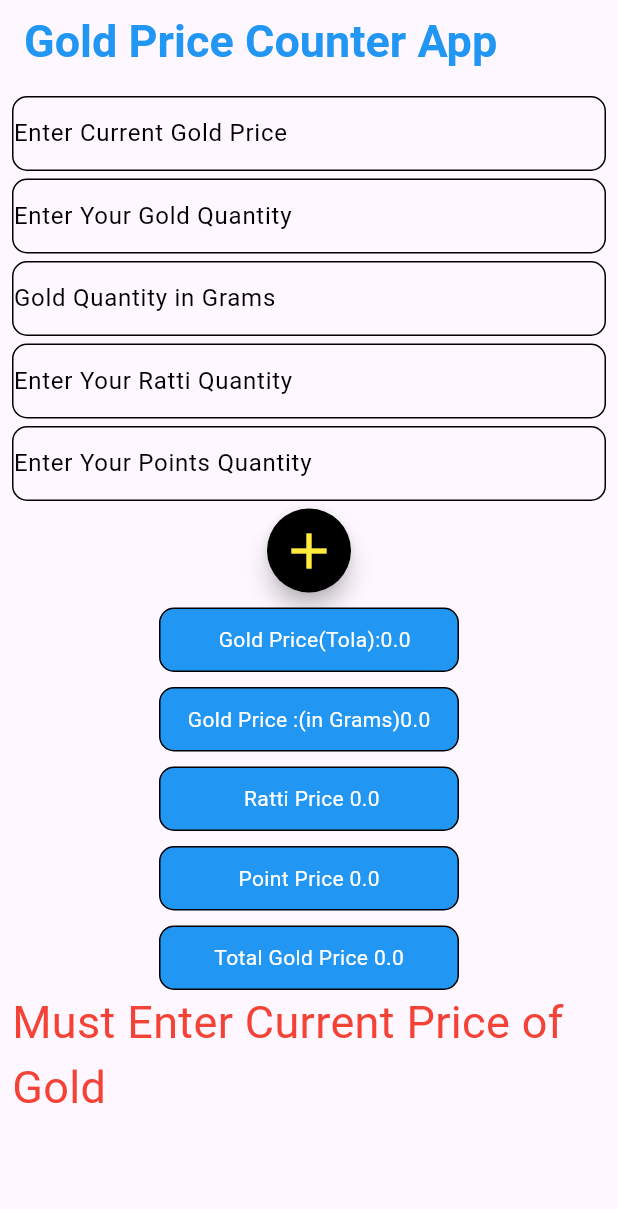
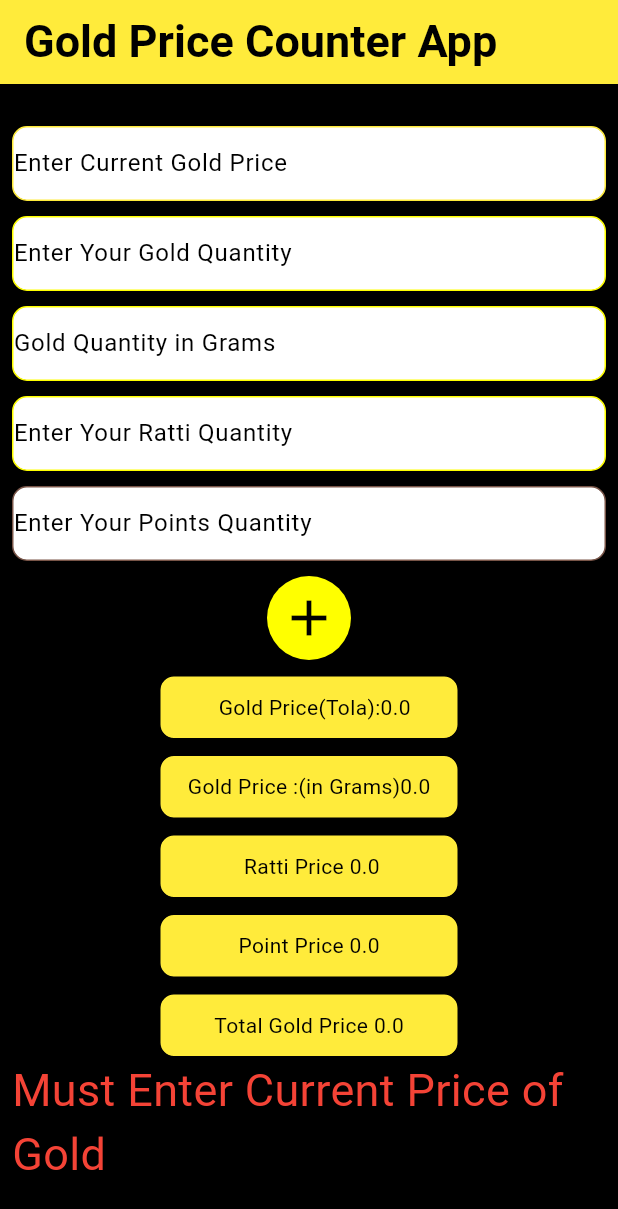
Before and after one commit to AhmadNoor1112/My-First-Project, a Flutter app: the screen it shows after launch, after a tap on the "add" icon, on a phone screen of 412 x 824 dp. Shown: the top 1209 px of the screen. Run offline on Flutter 3.47's test engine with Material 3 defaults, Android fonts, the phone set to English and light mode, and no system bars.

Commit message:
update12

```diff
--- a/lib/GoldApp.dart
+++ b/lib/GoldApp.dart
@@ -27,15 +27,18 @@ class _GoldAppState extends State<GoldApp> {
   @override
   Widget build(BuildContext context) {
     return Scaffold(
-      appBar: AppBar(title: Text('Gold Price Counter App',style: TextStyle(color: Colors.blue,fontSize: 30,fontWeight: FontWeight.bold),),),
+backgroundColor: Colors.black,
+      appBar: AppBar(backgroundColor: Colors.yellow,
+        title: Text('Gold Price Counter App',style: TextStyle(color: Colors.black,fontSize: 30,fontWeight: FontWeight.bold),),),
       body: Padding(
         padding: const EdgeInsets.all(8.0),
 
         child:SingleChildScrollView(
+
           child: Column(
 
-            children: [
-              Container(decoration: BoxDecoration(border: Border.all(color: Colors.black),borderRadius: BorderRadius.circular(10),),
+            children: [SizedBox(height: 20,),
+              Container(decoration: BoxDecoration(border: Border.all(color: Colors.yellow),borderRadius: BorderRadius.circular(10),color: Colors.white),
 
                 child: TextFormField(
 
@@ -49,8 +52,8 @@ class _GoldAppState extends State<GoldApp> {
 
                 ),
               ),
-          SizedBox(height: 5,),
-              Container(decoration: BoxDecoration(border: Border.all(color: Colors.black,),borderRadius: BorderRadius.circular(10),),
+          SizedBox(height: 10,),
+              Container(decoration: BoxDecoration(border: Border.all(color: Colors.yellowAccent,),borderRadius: BorderRadius.circular(10),color: Colors.white),
                 child: TextFormField(
                   decoration: InputDecoration(
                     hintText: ('Enter Your Gold Quantity'),
@@ -63,10 +66,10 @@ class _GoldAppState extends State<GoldApp> {
                 ),
               ),
 
-          SizedBox(height: 5,),
+          SizedBox(height: 10,),
 
             Container(
-             decoration: BoxDecoration(border: Border.all(color: Colors.black),borderRadius: BorderRadius.circular(10),),
+             decoration: BoxDecoration(border: Border.all(color: Colors.yellowAccent),borderRadius: BorderRadius.circular(10),color: Colors.white),
               child: TextFormField(
                 decoration: InputDecoration(
                   hintText: 'Gold Quantity in Grams',
@@ -79,8 +82,8 @@ class _GoldAppState extends State<GoldApp> {
               ),
             ),
 
-              SizedBox(height: 5,),
-              Container(decoration: BoxDecoration(border: Border.all(color: Colors.black,),borderRadius: BorderRadius.circular(10),),
+              SizedBox(height: 10,),
+              Container(decoration: BoxDecoration(border: Border.all(color: Colors.yellowAccent,),borderRadius: BorderRadius.circular(10),color: Colors.white),
                 child: TextFormField(
                   decoration: InputDecoration(
                     hintText: ('Enter Your Ratti Quantity'),
@@ -96,13 +99,15 @@ class _GoldAppState extends State<GoldApp> {
 
 
 
-              SizedBox(height: 5,),
-              Container(decoration: BoxDecoration(border: Border.all(color: Colors.black,),borderRadius: BorderRadius.circular(10),),
+              SizedBox(height: 10,),
+              Container(decoration: BoxDecoration(border: Border.all(color: Colors.brown,),borderRadius: BorderRadius.circular(10),color: Colors.white),
                 child: TextFormField(
+
                   decoration: InputDecoration(
                     hintText: ('Enter Your Points Quantity'),
                     hintStyle: TextStyle(color: Colors.black),
                     border: InputBorder.none,
+
                   ),
 
                   controller: PointsController,
@@ -118,11 +123,11 @@ class _GoldAppState extends State<GoldApp> {
 
 
 
-              SizedBox(height: 5,),
+              SizedBox(height: 10,),
 
           FloatingActionButton(
-            backgroundColor: Colors.black,
-            child: Icon(Icons.add,size: 40,color: Colors.yellow,),
+            backgroundColor: Colors.yellowAccent,
+            child: Icon(Icons.add,size: 40,color: Colors.black,),
             shape: CircleBorder(),
             onPressed: (){
 
@@ -130,15 +135,25 @@ class _GoldAppState extends State<GoldApp> {
           //1tola=12 gram so 1gram=100 points ->1tola =1200 points ,totalprice *points quantity/1200
               //1tola=96 ratti->tatalprice*rattiqunatity/96;
 
- if(CurrentTolaPriceController.text=="" ){
-   Error='Must Enter Current Price of Gold';
 
 
-              setState(( ) {
+ if(CurrentTolaPriceController.text=="" ){
 
- });
+
+
+   Error='Must Enter Current Price of Gold';
+   setState(( ) {
+
+
+   });
+
+
  }
  else{
+Error="";
+
+
+
    if(GramQuantityController.text==""){
      GramQuantityController.text="0";
    }
@@ -156,8 +171,6 @@ PointsController.text==""
 }
 
  }
-
-
 
 
 
@@ -215,9 +228,9 @@ PointsController.text==""
                 height: 43,
                 width: 200,
 
-                child: Center(child: Text('  Gold Price(Tola):$GoldTotalPrice',style: TextStyle(color: Colors.white),)),
+                child: Center(child: Text('  Gold Price(Tola):$GoldTotalPrice',style: TextStyle(color: Colors.black),)),
 
-          decoration: BoxDecoration(border: Border.all(color: Colors.black),borderRadius: BorderRadius.circular(10),color: Colors.blue),
+          decoration: BoxDecoration(border: Border.all(color: Colors.black),borderRadius: BorderRadius.circular(10),color: Colors.yellow),
 
               ),
 
@@ -236,10 +249,10 @@ PointsController.text==""
                height: 43,
                width: 200,
                child: Center(
-                 child: Text('Gold Price :(in Grams)$GramsPrice',style: TextStyle(color: Colors.white),
+                 child: Text('Gold Price :(in Grams)$GramsPrice',style: TextStyle(color: Colors.black),
                             ),
                ),
-             decoration: BoxDecoration(border: Border.all(color: Colors.black,),borderRadius: BorderRadius.circular(10),color: Colors.blue),
+             decoration: BoxDecoration(border: Border.all(color: Colors.black,),borderRadius: BorderRadius.circular(10),color: Colors.yellow),
 
              ),
 
@@ -278,10 +291,10 @@ PointsController.text==""
                 height: 43,
                 width: 200,
                 child: Center(
-                  child: Text(' Ratti Price $RattiPrice',style: TextStyle(color: Colors.white),
+                  child: Text(' Ratti Price $RattiPrice',style: TextStyle(color: Colors.black),
                   ),
                 ),
-                decoration: BoxDecoration(border: Border.all(color: Colors.black,),borderRadius: BorderRadius.circular(10),color: Colors.blue),
+                decoration: BoxDecoration(border: Border.all(color: Colors.black,),borderRadius: BorderRadius.circular(10),color: Colors.yellow),
 
               ),
 
@@ -292,10 +305,10 @@ PointsController.text==""
                 height: 43,
                 width: 200,
                 child: Center(
-                  child: Text('Point Price $PointPrice',style: TextStyle(color: Colors.white),
+                  child: Text('Point Price $PointPrice',style: TextStyle(color: Colors.black),
                   ),
                 ),
-                decoration: BoxDecoration(border: Border.all(color: Colors.black,),borderRadius: BorderRadius.circular(10),color: Colors.blue),
+                decoration: BoxDecoration(border: Border.all(color: Colors.black,),borderRadius: BorderRadius.circular(10),color: Colors.yellow),
 
               ),
 
@@ -311,10 +324,10 @@ PointsController.text==""
                 height: 43,
                 width: 200,
                 child: Center(
-                  child: Text('Total Gold Price $GramTolaPrice',style: TextStyle(color: Colors.white),
+                  child: Text('Total Gold Price $GramTolaPrice',style: TextStyle(color: Colors.black),
                   ),
                 ),
-                decoration: BoxDecoration(border: Border.all(color: Colors.black,),borderRadius: BorderRadius.circular(10),color: Colors.blue),
+                decoration: BoxDecoration(border: Border.all(color: Colors.black,),borderRadius: BorderRadius.circular(10),color: Colors.yellow),
 
               ),
 
```
